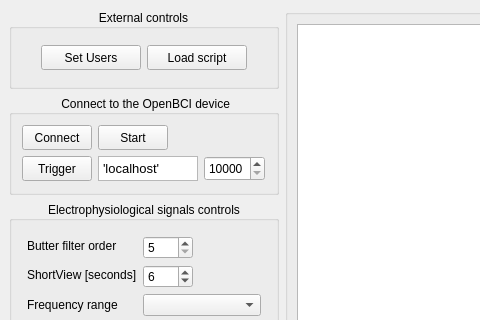
Above: QTDesigner/bci_biosignals_03.ui from mikelval82/GEERT before the change; both pictures show x 0 to 480 and y 0 to 320 of the 1084 by 807 pixel window. Below: the same form after it.
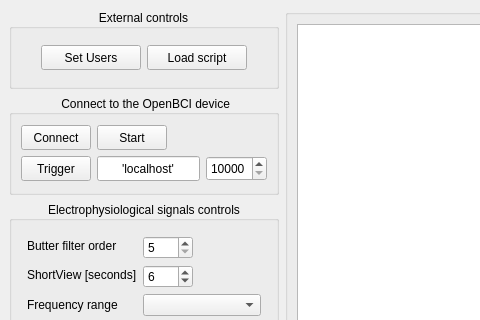
That is the form after the change. Custom widgets are drawn as their Qt base class.

```diff
--- a/QTDesigner/bci_biosignals_03.ui
+++ b/QTDesigner/bci_biosignals_03.ui
@@ -172,29 +172,6 @@
                <property name="leftMargin">
                 <number>0</number>
                </property>
-               <item row="1" column="1">
-                <widget class="QTextEdit" name="textEdit">
-                 <property name="sizePolicy">
-                  <sizepolicy hsizetype="Preferred" vsizetype="Preferred">
-                   <horstretch>0</horstretch>
-                   <verstretch>0</verstretch>
-                  </sizepolicy>
-                 </property>
-                 <property name="maximumSize">
-                  <size>
-                   <width>100</width>
-                   <height>25</height>
-                  </size>
-                 </property>
-                 <property name="html">
-                  <string>&lt;!DOCTYPE HTML PUBLIC &quot;-//W3C//DTD HTML 4.0//EN&quot; &quot;http://www.w3.org/TR/REC-html40/strict.dtd&quot;&gt;
-&lt;html&gt;&lt;head&gt;&lt;meta name=&quot;qrichtext&quot; content=&quot;1&quot; /&gt;&lt;style type=&quot;text/css&quot;&gt;
-p, li { white-space: pre-wrap; }
-&lt;/style&gt;&lt;/head&gt;&lt;body style=&quot; font-family:'Noto Sans'; font-size:10pt; font-weight:400; font-style:normal;&quot;&gt;
-&lt;p style=&quot; margin-top:0px; margin-bottom:0px; margin-left:0px; margin-right:0px; -qt-block-indent:0; text-indent:0px;&quot;&gt;'localhost'&lt;/p&gt;&lt;/body&gt;&lt;/html&gt;</string>
-                 </property>
-                </widget>
-               </item>
                <item row="0" column="0">
                 <widget class="QPushButton" name="btn_connect">
                  <property name="enabled">
@@ -221,13 +198,98 @@
                 </widget>
                </item>
                <item row="1" column="2">
-                <widget class="QSpinBox" name="spinBox">
+                <widget class="QSpinBox" name="port_spinBox">
+                 <property name="enabled">
+                  <bool>true</bool>
+                 </property>
                  <property name="maximumSize">
                   <size>
                    <width>70</width>
                    <height>25</height>
                   </size>
                  </property>
+                 <property name="palette">
+                  <palette>
+                   <active>
+                    <colorrole role="Highlight">
+                     <brush brushstyle="SolidPattern">
+                      <color alpha="255">
+                       <red>25</red>
+                       <green>25</green>
+                       <blue>25</blue>
+                      </color>
+                     </brush>
+                    </colorrole>
+                    <colorrole role="HighlightedText">
+                     <brush brushstyle="SolidPattern">
+                      <color alpha="255">
+                       <red>255</red>
+                       <green>255</green>
+                       <blue>255</blue>
+                      </color>
+                     </brush>
+                    </colorrole>
+                   </active>
+                   <inactive>
+                    <colorrole role="Highlight">
+                     <brush brushstyle="SolidPattern">
+                      <color alpha="255">
+                       <red>25</red>
+                       <green>25</green>
+                       <blue>25</blue>
+                      </color>
+                     </brush>
+                    </colorrole>
+                    <colorrole role="HighlightedText">
+                     <brush brushstyle="SolidPattern">
+                      <color alpha="255">
+                       <red>255</red>
+                       <green>255</green>
+                       <blue>255</blue>
+                      </color>
+                     </brush>
+                    </colorrole>
+                   </inactive>
+                   <disabled>
+                    <colorrole role="Highlight">
+                     <brush brushstyle="SolidPattern">
+                      <color alpha="255">
+                       <red>38</red>
+                       <green>42</green>
+                       <blue>48</blue>
+                      </color>
+                     </brush>
+                    </colorrole>
+                    <colorrole role="HighlightedText">
+                     <brush brushstyle="SolidPattern">
+                      <color alpha="255">
+                       <red>255</red>
+                       <green>255</green>
+                       <blue>255</blue>
+                      </color>
+                     </brush>
+                    </colorrole>
+                   </disabled>
+                  </palette>
+                 </property>
+                 <property name="focusPolicy">
+                  <enum>Qt::NoFocus</enum>
+                 </property>
+                 <property name="contextMenuPolicy">
+                  <enum>Qt::DefaultContextMenu</enum>
+                 </property>
+                 <property name="autoFillBackground">
+                  <bool>false</bool>
+                 </property>
+                 <property name="inputMethodHints">
+                  <set>Qt::ImhDigitsOnly</set>
+                 </property>
+                 <property name="frame">
+                  <bool>true</bool>
+                 </property>
+                 <property name="keyboardTracking">
+                  <bool>true</bool>
+                 </property>
                  <property name="minimum">
                   <number>10000</number>
                  </property>
@@ -277,6 +339,25 @@
                  </property>
                 </widget>
                </item>
+               <item row="1" column="1">
+                <widget class="QLineEdit" name="IP_textEdit">
+                 <property name="maximumSize">
+                  <size>
+                   <width>16777215</width>
+                   <height>25</height>
+                  </size>
+                 </property>
+                 <property name="layoutDirection">
+                  <enum>Qt::RightToLeft</enum>
+                 </property>
+                 <property name="text">
+                  <string>'localhost'</string>
+                 </property>
+                 <property name="alignment">
+                  <set>Qt::AlignCenter</set>
+                 </property>
+                </widget>
+               </item>
               </layout>
              </item>
             </layout>
```
Left out of the diff: 9 changed lines with no effect on the pictures.
